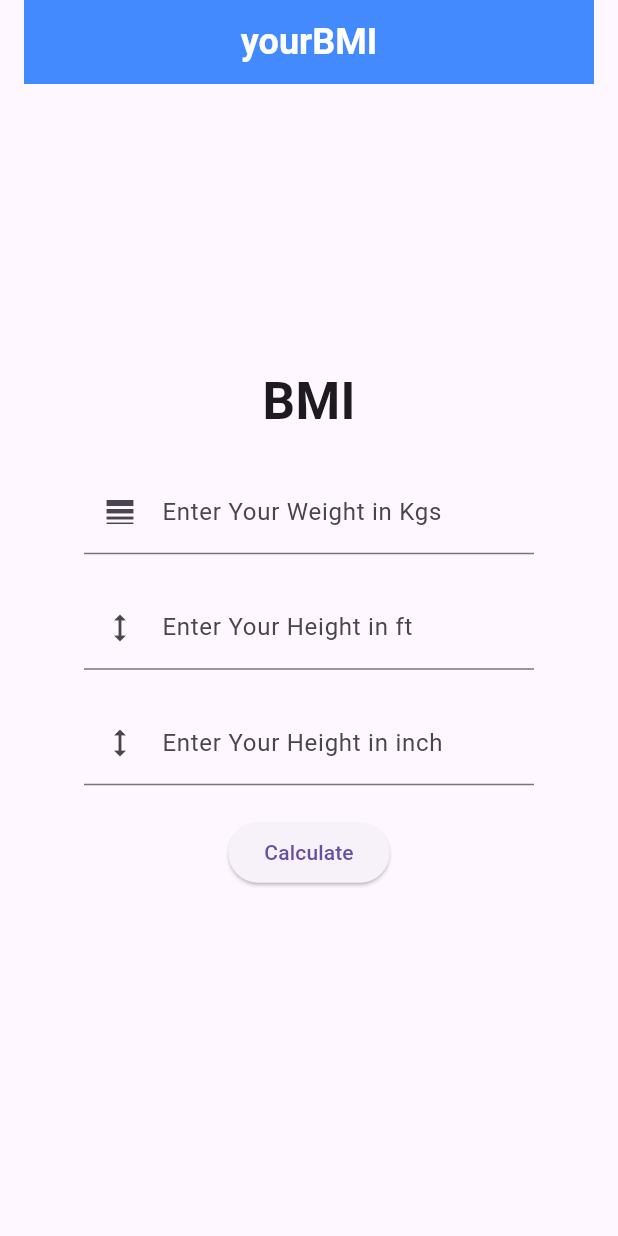
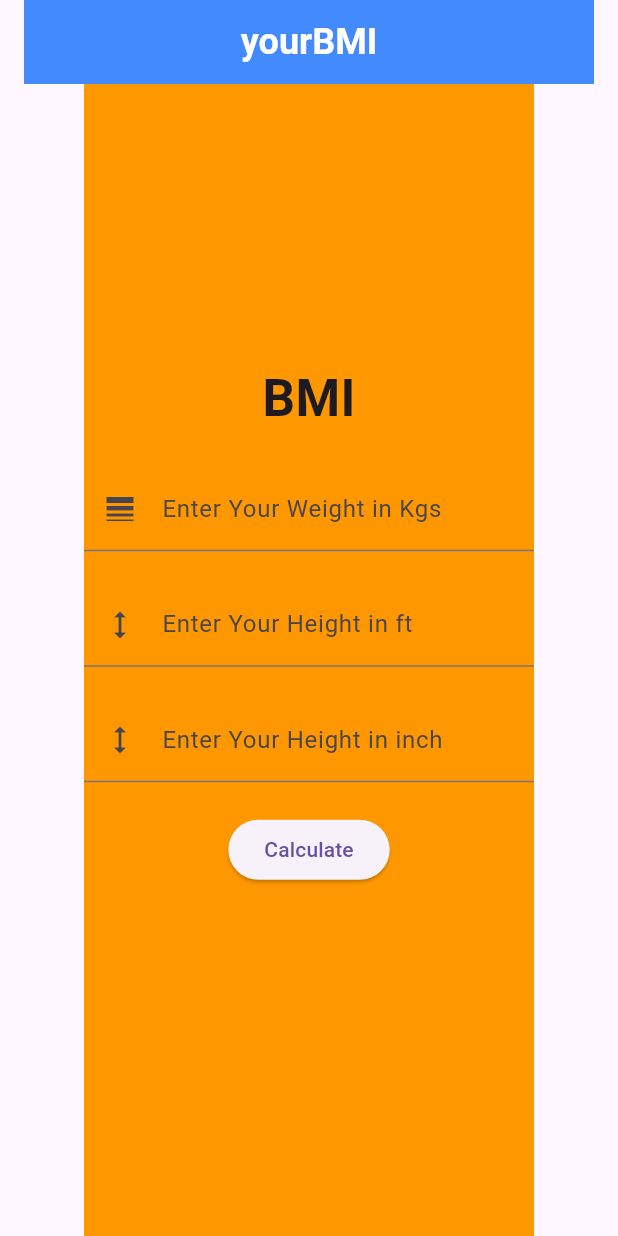
Before and after one commit to Anamay-Upreti/flutter-bmi-app, a Flutter app: the screen it shows after launch, on a phone screen of 412 x 824 dp. Run offline on Flutter 3.47's test engine with Material 3 defaults, Android fonts, the phone set to English and light mode, and no system bars.

Commit message:
coloradders

```diff
--- a/lib/main.dart
+++ b/lib/main.dart
@@ -35,6 +35,7 @@ class _BMIHomeState extends State<BMIHome> {
     return Scaffold(
       appBar: AppBar(
         title: Container(
+
           height: 100, // Height of the navbar-like background
           width: double.infinity, // Full width of the app bar
           alignment: Alignment.center, // Center the text inside the container
@@ -53,6 +54,7 @@ class _BMIHomeState extends State<BMIHome> {
       ),
       body: Center(
         child: Container(
+          color: Colors.orange,
           width: 300,
           child: Column(
             mainAxisAlignment: MainAxisAlignment.center,
@@ -90,6 +92,7 @@ class _BMIHomeState extends State<BMIHome> {
               ),
               const SizedBox(height: 21),
               ElevatedButton(
+
                 onPressed: () {
                   var wt = MyApp.wtController.text.trim();
                   var ft = MyApp.ftController.text.trim();
@@ -108,7 +111,7 @@ class _BMIHomeState extends State<BMIHome> {
                     var bmi = iWt / (tM * tM);
 
                     setState(() {
-                      result = "Your BMI is ${bmi.toStringAsFixed(2)}";
+                      result = "Your BMI is ${bmi.toStringAsFixed(4)}";
                     });
                   } else {
                     setState(() {
@@ -117,11 +120,13 @@ class _BMIHomeState extends State<BMIHome> {
                   }
                 },
                 child: const Text('Calculate'),
+
+
               ),
               const SizedBox(height: 21),
               Text(
                 result,
-                style: const TextStyle(fontSize: 16),
+                style: const TextStyle(fontSize: 19),
               )
             ],
           ),
```
